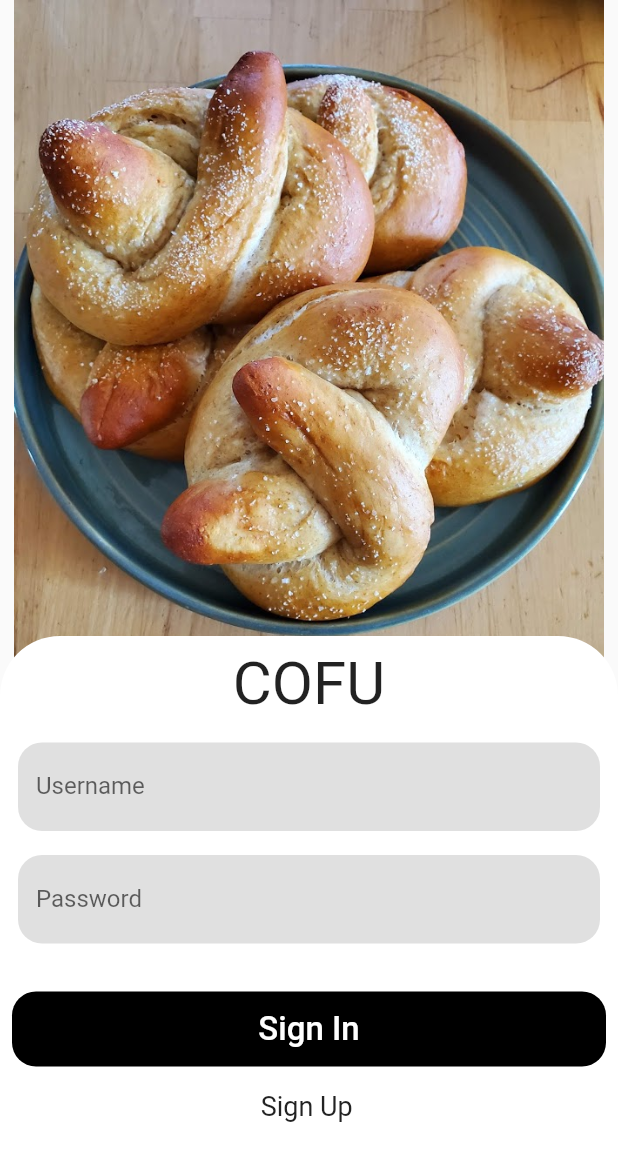
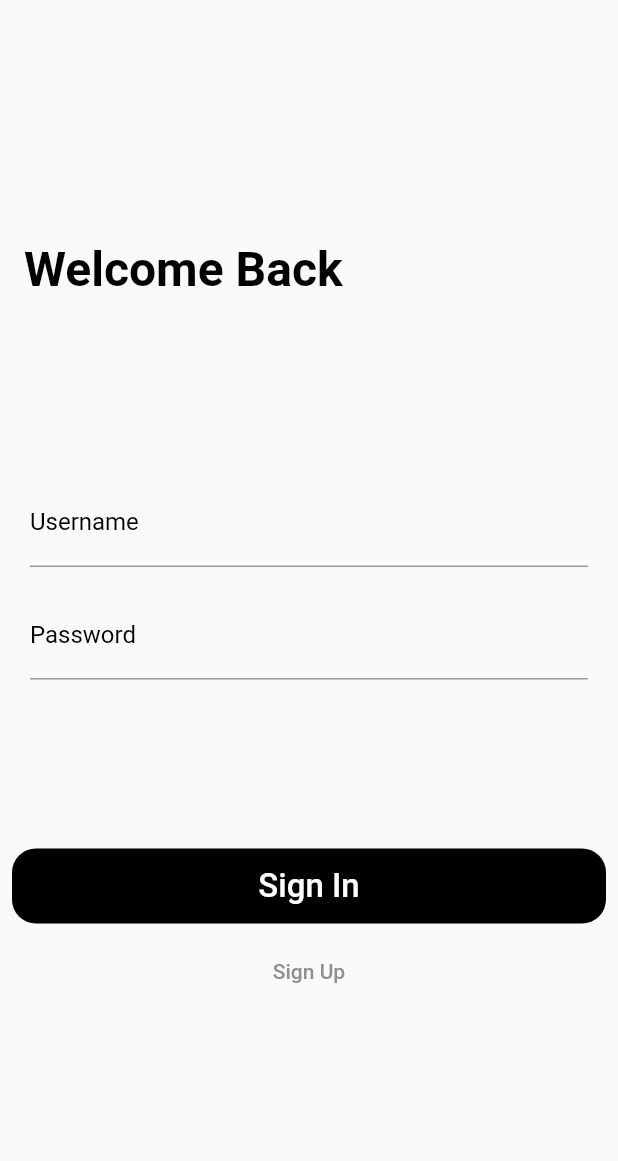
Before and after one commit to Cofu-HackSC/client, a Flutter app: the screen it shows after launch, on a phone screen of 412 x 824 dp. Shown: the top 1161 px of the screen. Run offline on Flutter 3.47's test engine with Material 2 defaults, Android fonts, the phone set to English and light mode, and no system bars; drawn by our look-alikes of sliding_up_panel.

Commit message:
pushed thing

```diff
--- a/lib/components/custom_text_field.dart
+++ b/lib/components/custom_text_field.dart
@@ -12,16 +12,8 @@ class CustomTextField extends StatelessWidget {
       child: TextField(
         controller: controller,
         decoration: InputDecoration(
-          border: new OutlineInputBorder(
-            borderRadius: BorderRadius.circular(16),
-            borderSide: BorderSide(
-              width: 0,
-              style: BorderStyle.none,
-            ),
-          ),
           labelText: labelText,
-          fillColor: Colors.grey[300],
-          filled: true,
+          labelStyle: TextStyle(color: Colors.black),
         ),
       ),
     );
--- a/lib/pages/login/login.dart
+++ b/lib/pages/login/login.dart
@@ -30,55 +30,33 @@ class LoginPage extends StatelessWidget {
       defaultPanelState: PanelState.CLOSED,
       panel: SignUpPage(),
       body: Scaffold(
-        body: Stack(
-          children: [
-            Column(
-              children: [
-                Image.asset(
-                  'assets/example_img.jpg',
-                  fit: BoxFit.cover,
-                  height: MediaQuery.of(context).size.height - 300,
-                ),
-                Container(
-                  color: Colors.white,
-                  height: 300,
-                ),
-              ],
-            ),
-            CustomScrollView(
-              reverse: true,
-              slivers: [
-                SliverToBoxAdapter(
-                  child: ClipRRect(
-                    borderRadius: BorderRadius.only(
-                      topLeft: Radius.circular(40),
-                      topRight: Radius.circular(40),
-                    ),
-                    child: Container(
-                      color: Colors.white,
-                      height: 400,
-                      width: MediaQuery.of(context).size.width,
+        body: Padding(
+          padding: const EdgeInsets.symmetric(vertical: 100, horizontal: 8),
           child: Column(
+            mainAxisAlignment: MainAxisAlignment.spaceAround,
             children: [
               Padding(
                 padding: const EdgeInsets.all(8.0),
-                            child: Text(
-                              'COFU',
-                              style: TextStyle(
-                                fontSize: 40,
+                child: SizedBox(
+                  width: double.infinity,
+                  child: ThemedText(
+                    'Welcome Back',
+                    type: Type.h1,
+                    textAlign: TextAlign.left,
                   ),
                 ),
               ),
+              Column(
+                children: [
                   CustomTextField(
-                              controller: usernameController,
-                              labelText: 'Username'),
+                      controller: usernameController, labelText: 'Username'),
                   CustomTextField(
-                              controller: passwordController,
-                              labelText: 'Password'),
-                          SizedBox(height: 16),
-                          Padding(
-                            padding: const EdgeInsets.all(8.0),
-                            child: SizedBox(
+                      controller: passwordController, labelText: 'Password'),
+                ],
+              ),
+              Column(
+                children: [
+                  SizedBox(
                     width: double.infinity,
                     child: Button(
                       'Sign In',
@@ -88,25 +66,18 @@ class LoginPage extends StatelessWidget {
                       },
                     ),
                   ),
+                  SizedBox(height: 8),
+                  TextButton(
+                    child: ThemedText(
+                      'Sign Up',
+                      type: Type.subtitle,
                     ),
-                          Padding(
-                            padding: EdgeInsets.all(8),
-                            child: SelectableText(
-                              'Sign Up',
-                              onTap: () => panelController.open(),
-                              style: TextStyle(
-                                fontSize: 18,
-                              ),
-                            ),
-                          ),
-                        ],
-                      ),
-                    ),
-                  ),
+                    onPressed: () => panelController.open(),
                   ),
                 ],
               ),
             ],
+          ),
         ),
       ),
     );
--- a/lib/pages/login/signup.dart
+++ b/lib/pages/login/signup.dart
@@ -60,8 +60,9 @@ class _SignUpPageState extends State<SignUpPage> {
                   padding: const EdgeInsets.all(8.0),
                   child: Button(
                     'Sign Up',
-                    onPressed: () {
-                      createAlbum();
+                    onPressed: () async {
+                      var response = await createAlbum();
+                      print(response.body);
                     },
                   ),
                 )
```
Lines whose indentation alone changed are shown as unchanged.
